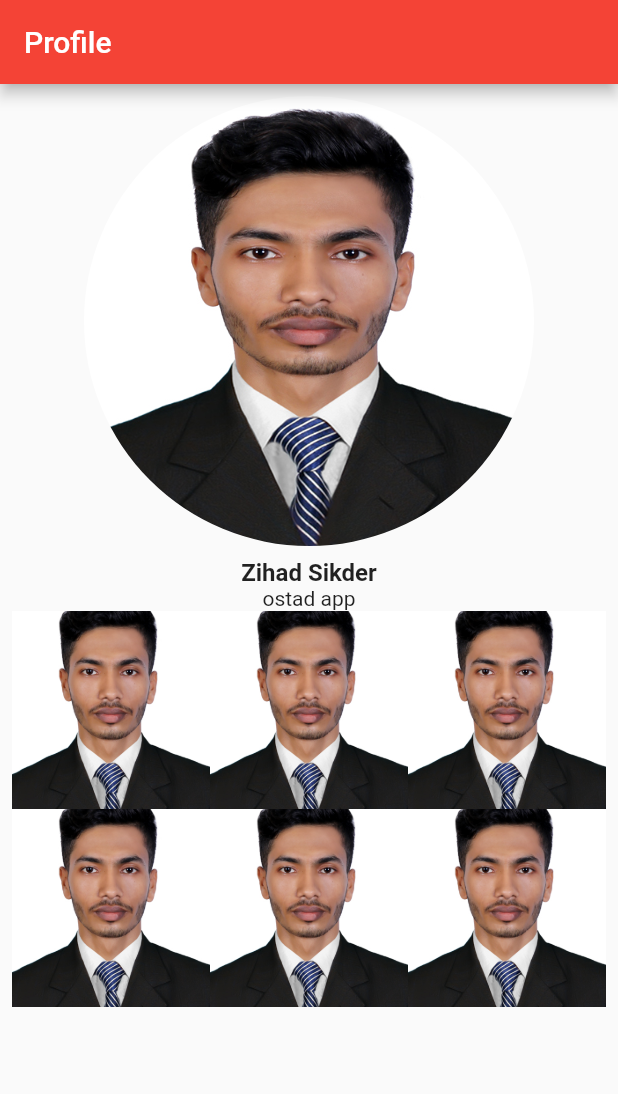
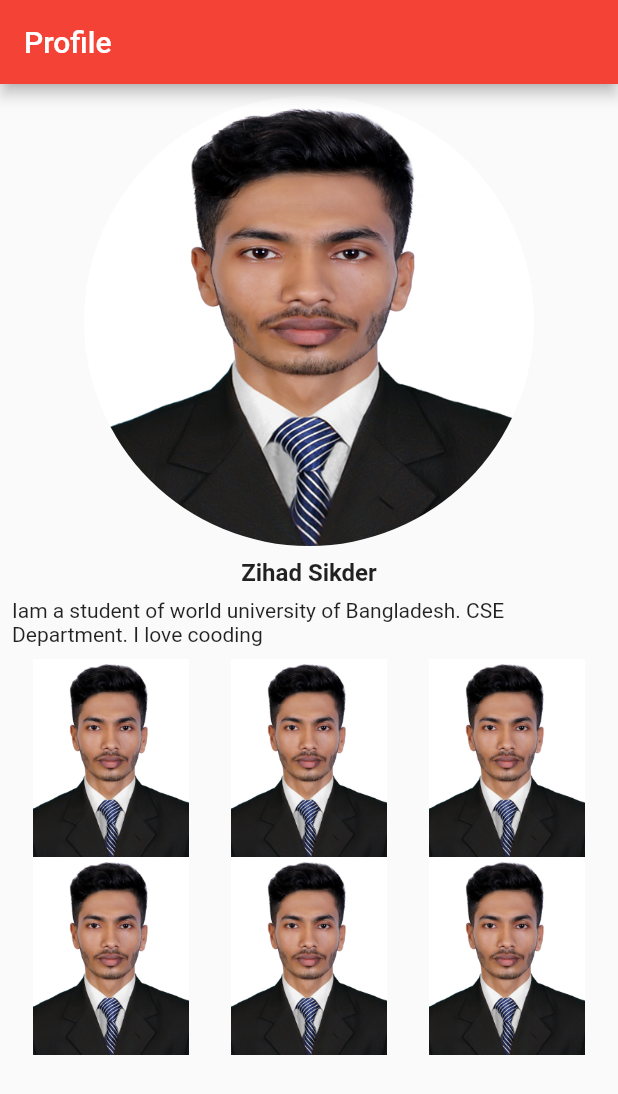
Before and after one commit to zihadsikder/flutter_assignment, a Flutter app: the screen it shows after launch, on a phone screen of 412 x 824 dp. Shown: the top 1094 px of the screen. Run offline on Flutter 3.47's test engine with Material 2 defaults, Android fonts, the phone set to English and light mode, and no system bars; our stand-ins replace device_preview.

Commit message:
a profile & gridview

```diff
--- a/lib/main.dart
+++ b/lib/main.dart
@@ -1,16 +1,24 @@
 import 'package:flutter/material.dart';
-
-void main() {
-  runApp(MyApp());
-}
+import 'package:device_preview/device_preview.dart';
+void main() => runApp(
+DevicePreview(
+enabled: true,
+builder: (context) => MyApp(), // Wrap your app
+),
+);
 
 class MyApp extends StatelessWidget {
   @override
   Widget build(BuildContext context) {
+    return DevicePreview(
+      builder: (context) {
         return MaterialApp(
+          useInheritedMediaQuery: true,
           title: 'flutter app',
           debugShowCheckedModeBanner: false,
           home: Home(),
+        );
+      }
     );
   }
 }
@@ -25,7 +33,8 @@ class Home extends StatefulWidget {
 class _HomeState extends State<Home> {
   @override
   Widget build(BuildContext context) {
-    final isPortrait = MediaQuery.of(context).orientation == Orientation.portrait;
+    final isPortrait =
+        MediaQuery.of(context).orientation == Orientation.landscape;
 
     return Scaffold(
       appBar: AppBar(
@@ -57,31 +66,25 @@ class _HomeState extends State<Home> {
               'Zihad Sikder',
               style: TextStyle(fontWeight: FontWeight.bold, fontSize: 16),
             ),
-            Container(
-              child: Column(
-                children: [
-                  Text('ostad app'),
-                ],
+            SizedBox(
+              height: 8,
             ),
-            ),
+            Text(
+                'Iam a student of world university of Bangladesh. CSE Department. I love cooding'),
+            SizedBox(height: 8,),
             Expanded(
               child: OrientationBuilder(
                 builder: (context, orientation) {
                   return GridView.builder(
+                    physics: NeverScrollableScrollPhysics(),
                     gridDelegate: SliverGridDelegateWithFixedCrossAxisCount(
-                      crossAxisCount: isPortrait ? 3 : 4,
+                      crossAxisCount: isPortrait ? 3 : 3,
                     ),
                     itemCount: 6,
                     itemBuilder: (context, index) {
                       return GridTile(
                         child: Container(
-                          alignment: Alignment.center,
-                          decoration: BoxDecoration(
-                          image: DecorationImage(
-                          image: AssetImage('assets/zihad.jpg'), // Your image path
-                      fit: BoxFit.cover, // You can choose the fit option as needed
-                      ),
-                      ),
+                          child: Image.asset('assets/zihad.jpg'),
                         ),
                       );
                     },
--- a/pubspec.yaml
+++ b/pubspec.yaml
@@ -35,6 +35,7 @@ dependencies:
   # The following adds the Cupertino Icons font to your application.
   # Use with the CupertinoIcons class for iOS style icons.
   cupertino_icons: ^1.0.2
+  device_preview: ^1.1.0
 
 dev_dependencies:
   flutter_test:
```
Also changed, not shown: pubspec.lock, 1 other file. Lines whose indentation alone changed are shown as unchanged.
